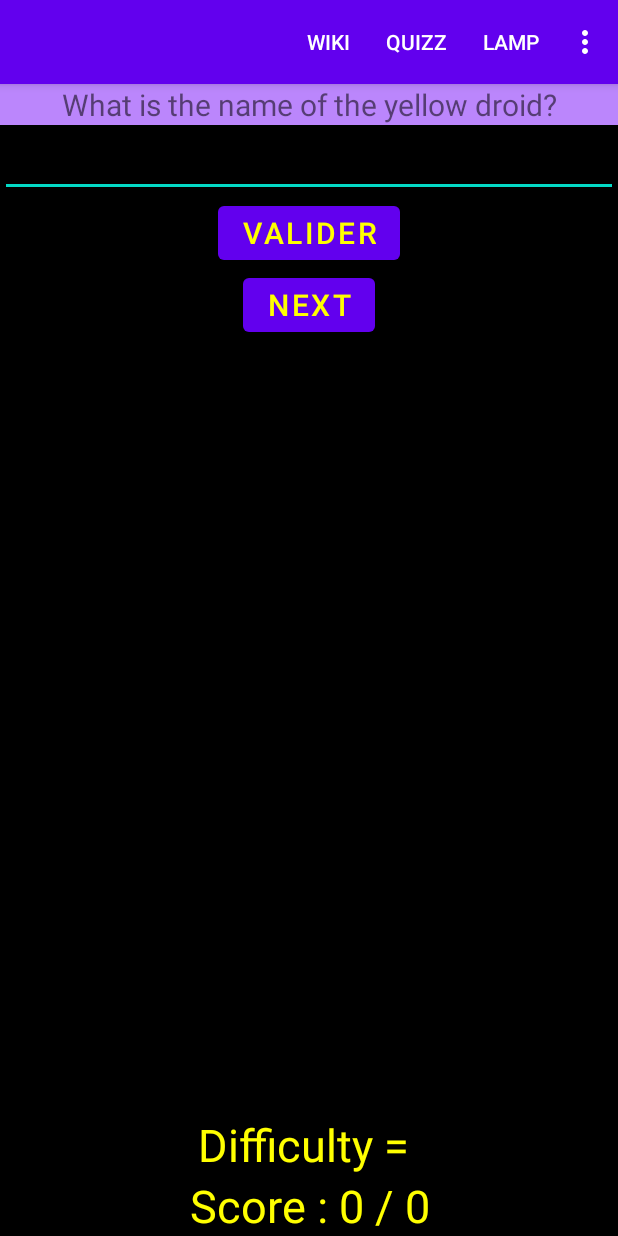
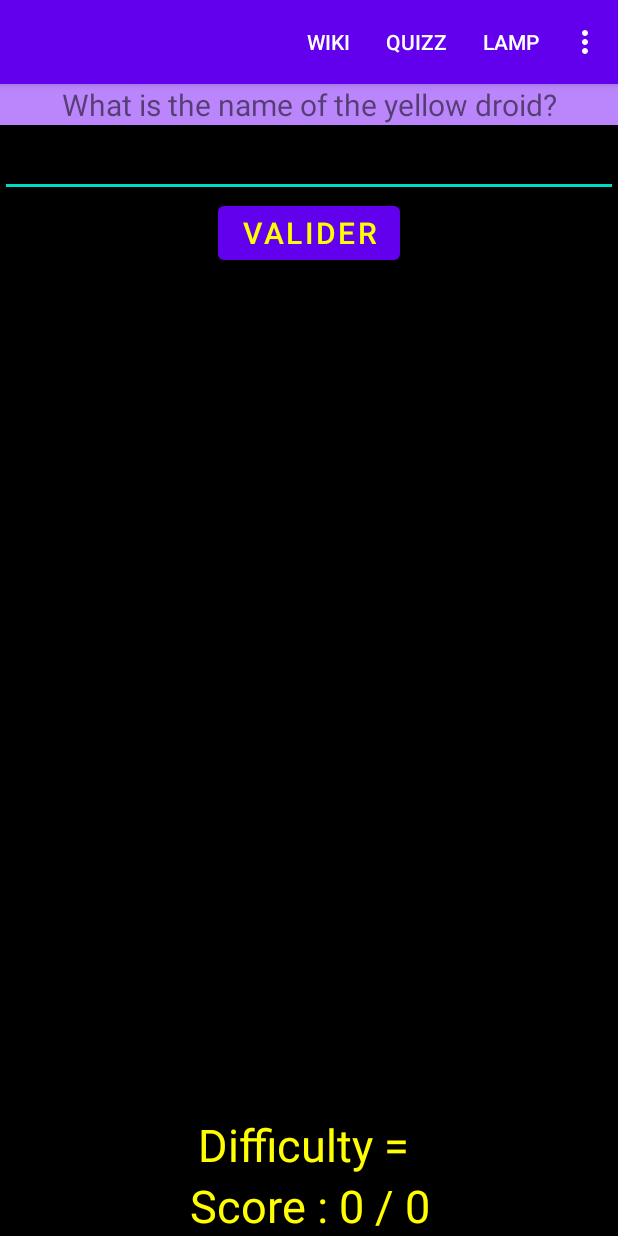
Before and after one commit to GangneuxA/ProjetMobile, an Android app: the Quizz screen opened directly, with no data from a screen before it, on a phone screen of 412 x 824 dp. Run offline under Robolectric (Android 15) with nearby library versions, the phone set to English and light mode, and no system bars.

Commit message:
reglage quizz

```diff
--- a/ProjetMobile/app/src/main/java/com/example/projetmobile/Quizz.java
+++ b/ProjetMobile/app/src/main/java/com/example/projetmobile/Quizz.java
@@ -50,7 +50,10 @@ public class Quizz extends AppCompatActivity {
         int i = (int) random.nextInt(result.size());
         t.setText(result.get(i).getQuestion());
         t.setBackgroundResource(R.color.purple_200);
+        Button next = (Button) findViewById(R.id.Suivante);
+        next.setVisibility(View.INVISIBLE);
         return i;
+
     }
     public void add(View v) throws InterruptedException {
         nb_try++;
@@ -67,6 +70,8 @@ public class Quizz extends AppCompatActivity {
             imm.toggleSoftInput(InputMethodManager.SHOW_FORCED, 0);
             Button b = (Button) findViewById(R.id.valider);
             b.setVisibility(View.INVISIBLE);
+            Button next = (Button) findViewById(R.id.Suivante);
+            next.setVisibility(View.VISIBLE);
         }else{
             t.setBackgroundResource(R.color.warm);
             TextView TextviewRep = new TextView(this);
--- a/ProjetMobile/app/src/main/res/values/colors.xml
+++ b/ProjetMobile/app/src/main/res/values/colors.xml
@@ -10,4 +10,5 @@
     <color name="green">#0F9D58</color>
     <color name="warm">#F1D416</color>
     <color name="jaune">#FFFF00</color>
+    <color name="gris">#7F7F7F</color>
 </resources>
```
